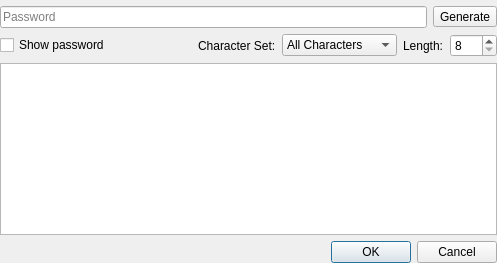
Qt form src/passworddialog.ui (IJHack/QtPass) before a commit.
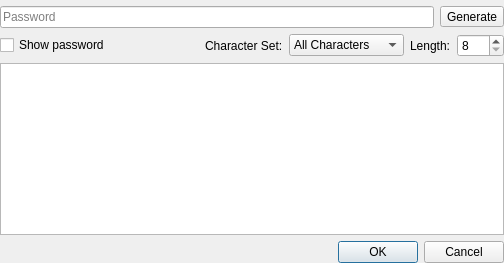
The same form after that commit.

Commit message: PasswordDialog tab order fixes #331

```diff
--- a/src/passworddialog.ui
+++ b/src/passworddialog.ui
@@ -6,7 +6,7 @@
    <rect>
     <x>0</x>
     <y>0</y>
-    <width>497</width>
+    <width>504</width>
     <height>263</height>
    </rect>
   </property>
```
Left out of the diff: 3 changed lines with no effect on the pictures.
